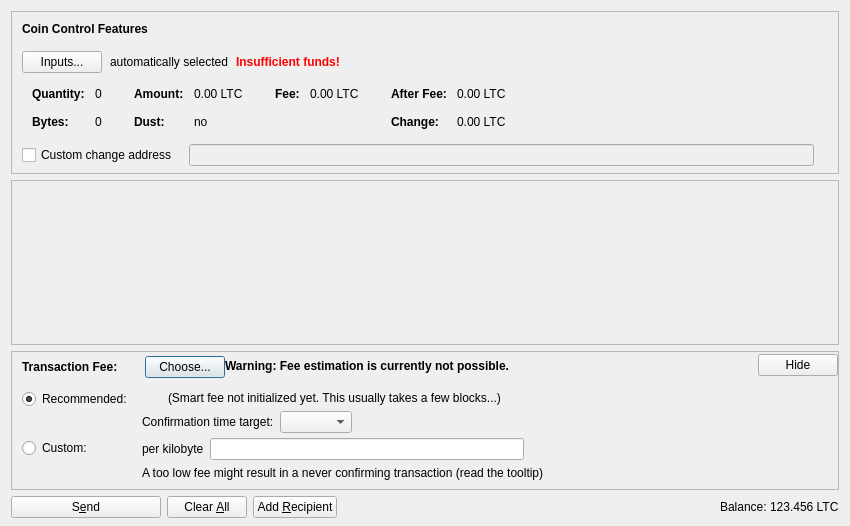
DreamDev-Chain/babylite, file src/qt/forms/sendcoinsdialog.ui: the form before one commit.
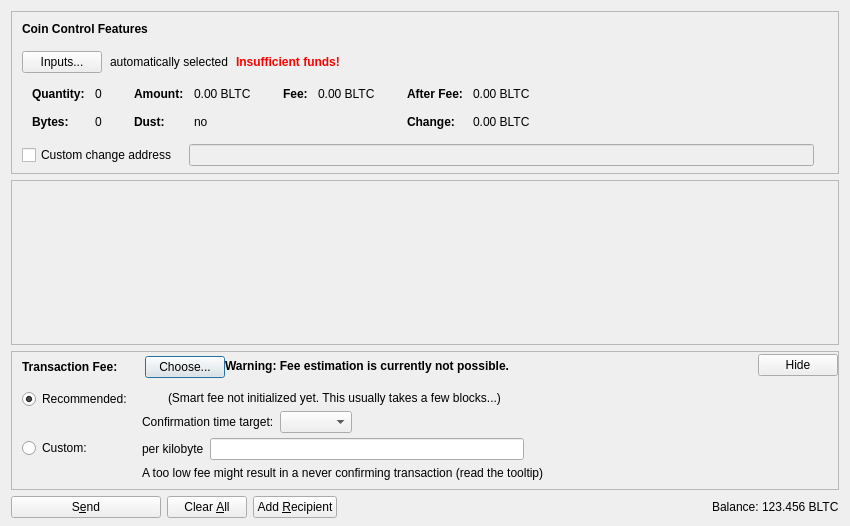
The form after the commit. Icons and pictures are not drawn. Custom widgets are drawn as their Qt base class.

```diff
--- a/src/qt/forms/sendcoinsdialog.ui
+++ b/src/qt/forms/sendcoinsdialog.ui
@@ -324,7 +324,7 @@
                   <enum>Qt::ActionsContextMenu</enum>
                  </property>
                  <property name="text">
-                  <string notr="true">0.00 LTC</string>
+                  <string notr="true">0.00 BLTC</string>
                  </property>
                  <property name="textInteractionFlags">
                   <set>Qt::LinksAccessibleByMouse|Qt::TextSelectableByKeyboard|Qt::TextSelectableByMouse</set>
@@ -404,7 +404,7 @@
                   <enum>Qt::ActionsContextMenu</enum>
                  </property>
                  <property name="text">
-                  <string notr="true">0.00 LTC</string>
+                  <string notr="true">0.00 BLTC</string>
                  </property>
                  <property name="textInteractionFlags">
                   <set>Qt::LinksAccessibleByMouse|Qt::TextSelectableByKeyboard|Qt::TextSelectableByMouse</set>
@@ -455,7 +455,7 @@
                   <enum>Qt::ActionsContextMenu</enum>
                  </property>
                  <property name="text">
-                  <string notr="true">0.00 LTC</string>
+                  <string notr="true">0.00 BLTC</string>
                  </property>
                  <property name="textInteractionFlags">
                   <set>Qt::LinksAccessibleByMouse|Qt::TextSelectableByKeyboard|Qt::TextSelectableByMouse</set>
@@ -484,7 +484,7 @@
                   <enum>Qt::ActionsContextMenu</enum>
                  </property>
                  <property name="text">
-                  <string notr="true">0.00 LTC</string>
+                  <string notr="true">0.00 BLTC</string>
                  </property>
                  <property name="textInteractionFlags">
                   <set>Qt::LinksAccessibleByMouse|Qt::TextSelectableByKeyboard|Qt::TextSelectableByMouse</set>
@@ -1204,7 +1204,7 @@
           <cursorShape>IBeamCursor</cursorShape>
          </property>
          <property name="text">
-          <string notr="true">123.456 LTC</string>
+          <string notr="true">123.456 BLTC</string>
          </property>
          <property name="textInteractionFlags">
           <set>Qt::LinksAccessibleByMouse|Qt::TextSelectableByKeyboard|Qt::TextSelectableByMouse</set>
```
